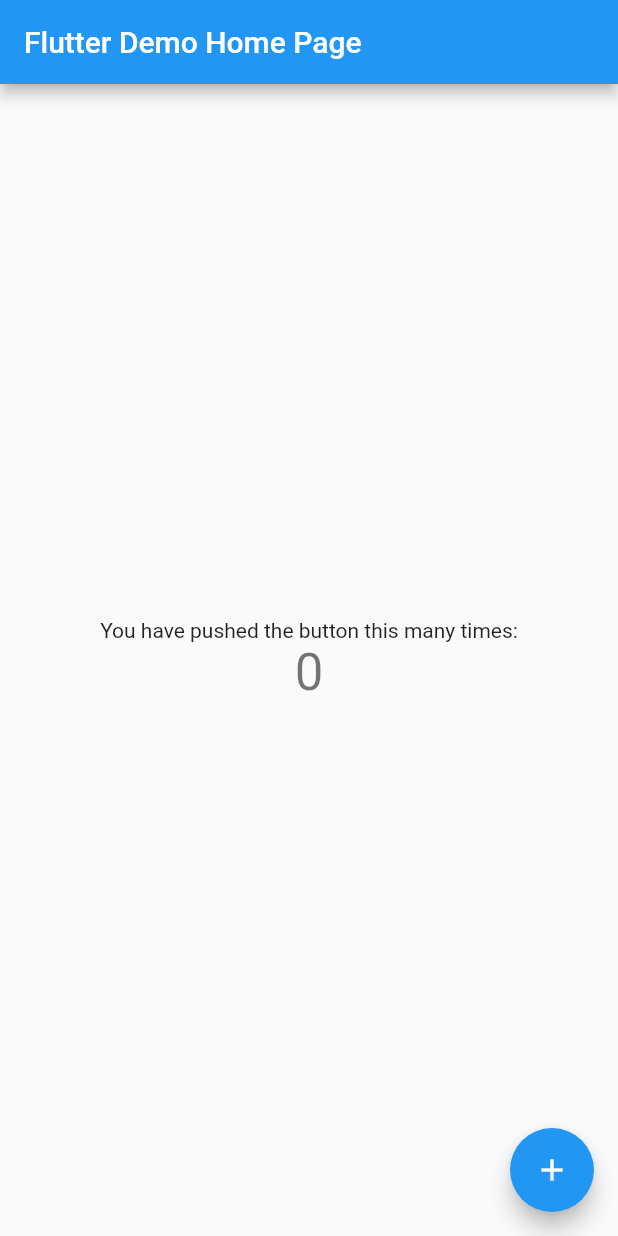
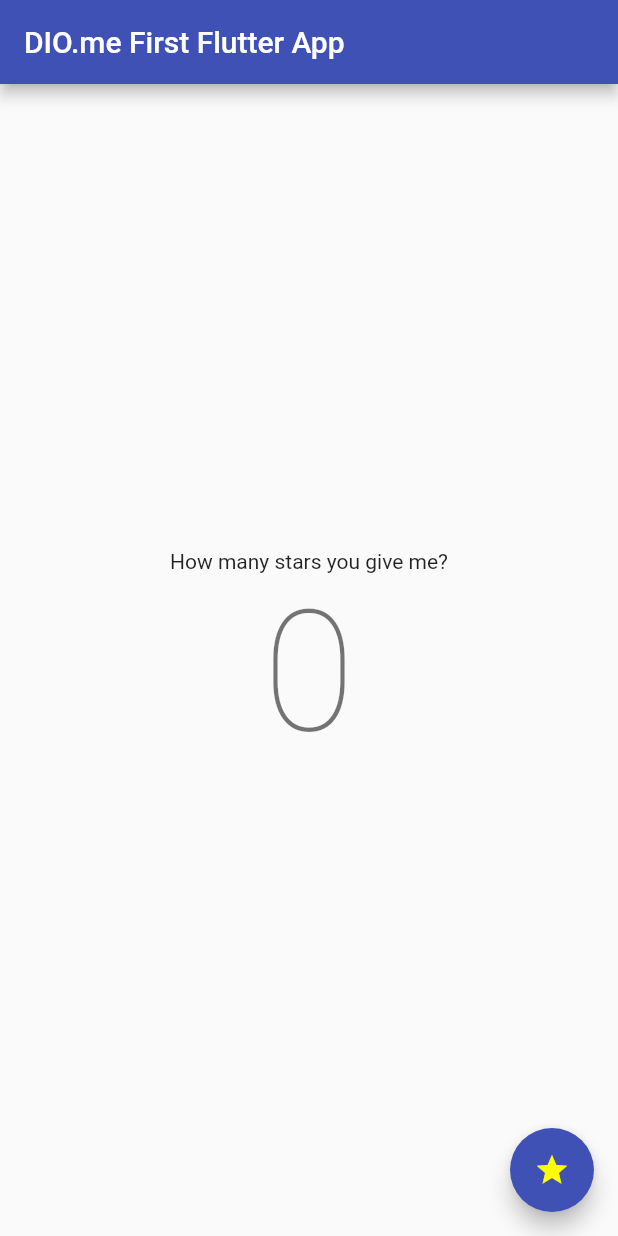
Before and after one commit to andresouzalves/first-flutter, a Flutter app: the screen it shows after launch, on a phone screen of 412 x 824 dp. Run offline on Flutter 3.47's test engine with Material 2 defaults, Android fonts, the phone set to English and light mode, and no system bars.

Commit message:
Desafio concluido

```diff
--- a/lib/main.dart
+++ b/lib/main.dart
@@ -11,35 +11,17 @@ class MyApp extends StatelessWidget {
   @override
   Widget build(BuildContext context) {
     return MaterialApp(
-      title: 'Flutter Demo',
+      title: 'DIO.me First Flutter App',
       theme: ThemeData(
-        // This is the theme of your application.
-        //
-        // Try running your application with "flutter run". You'll see the
-        // application has a blue toolbar. Then, without quitting the app, try
-        // changing the primarySwatch below to Colors.green and then invoke
-        // "hot reload" (press "r" in the console where you ran "flutter run",
-        // or simply save your changes to "hot reload" in a Flutter IDE).
-        // Notice that the counter didn't reset back to zero; the application
-        // is not restarted.
-        primarySwatch: Colors.blue,
+        primarySwatch: Colors.indigo,
       ),
-      home: const MyHomePage(title: 'Flutter Demo Home Page'),
+      home: const MyHomePage(title: 'DIO.me First Flutter App'),
     );
   }
 }
 
 class MyHomePage extends StatefulWidget {
   const MyHomePage({super.key, required this.title});
-
-  // This widget is the home page of your application. It is stateful, meaning
-  // that it has a State object (defined below) that contains fields that affect
-  // how it looks.
-
-  // This class is the configuration for the state. It holds the values (in this
-  // case the title) provided by the parent (in this case the App widget) and
-  // used by the build method of the State. Fields in a Widget subclass are
-  // always marked "final".
 
   final String title;
 
@@ -52,55 +34,26 @@ class _MyHomePageState extends State<MyHomePage> {
 
   void _incrementCounter() {
     setState(() {
-      // This call to setState tells the Flutter framework that something has
-      // changed in this State, which causes it to rerun the build method below
-      // so that the display can reflect the updated values. If we changed
-      // _counter without calling setState(), then the build method would not be
-      // called again, and so nothing would appear to happen.
-      _counter++;
+      _counter += 1541;
     });
   }
 
   @override
   Widget build(BuildContext context) {
-    // This method is rerun every time setState is called, for instance as done
-    // by the _incrementCounter method above.
-    //
-    // The Flutter framework has been optimized to make rerunning build methods
-    // fast, so that you can just rebuild anything that needs updating rather
-    // than having to individually change instances of widgets.
     return Scaffold(
       appBar: AppBar(
-        // Here we take the value from the MyHomePage object that was created by
-        // the App.build method, and use it to set our appbar title.
         title: Text(widget.title),
       ),
       body: Center(
-        // Center is a layout widget. It takes a single child and positions it
-        // in the middle of the parent.
         child: Column(
-          // Column is also a layout widget. It takes a list of children and
-          // arranges them vertically. By default, it sizes itself to fit its
-          // children horizontally, and tries to be as tall as its parent.
-          //
-          // Invoke "debug painting" (press "p" in the console, choose the
-          // "Toggle Debug Paint" action from the Flutter Inspector in Android
-          // Studio, or the "Toggle Debug Paint" command in Visual Studio Code)
-          // to see the wireframe for each widget.
-          //
-          // Column has various properties to control how it sizes itself and
-          // how it positions its children. Here we use mainAxisAlignment to
-          // center the children vertically; the main axis here is the vertical
-          // axis because Columns are vertical (the cross axis would be
-          // horizontal).
           mainAxisAlignment: MainAxisAlignment.center,
           children: <Widget>[
             const Text(
-              'You have pushed the button this many times:',
+              'How many stars you give me?',
             ),
             Text(
               '$_counter',
-              style: Theme.of(context).textTheme.headline4,
+              style: Theme.of(context).textTheme.headline1,
             ),
           ],
         ),
@@ -108,7 +61,10 @@ class _MyHomePageState extends State<MyHomePage> {
       floatingActionButton: FloatingActionButton(
         onPressed: _incrementCounter,
         tooltip: 'Increment',
-        child: const Icon(Icons.add),
+        child: const Icon(
+          Icons.star,
+          color: Colors.yellowAccent,
+        ),
       ), // This trailing comma makes auto-formatting nicer for build methods.
     );
   }
```
Also changed, not shown: 5 other files.
